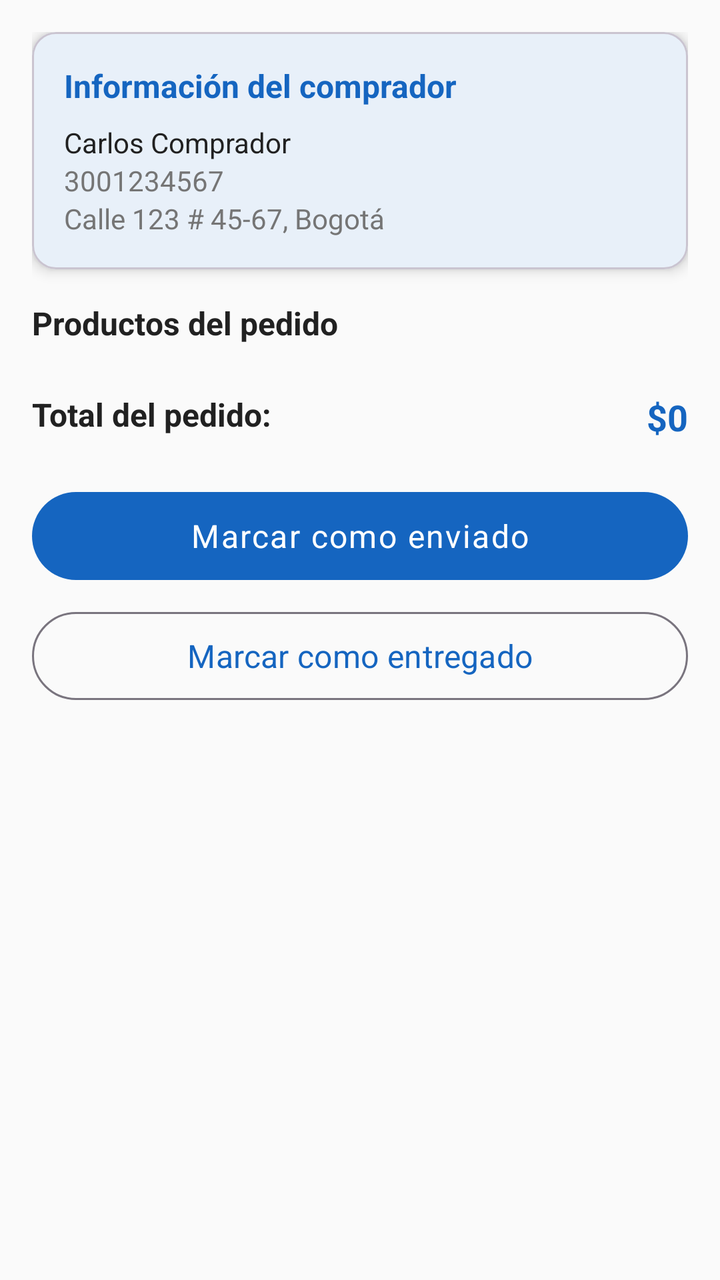
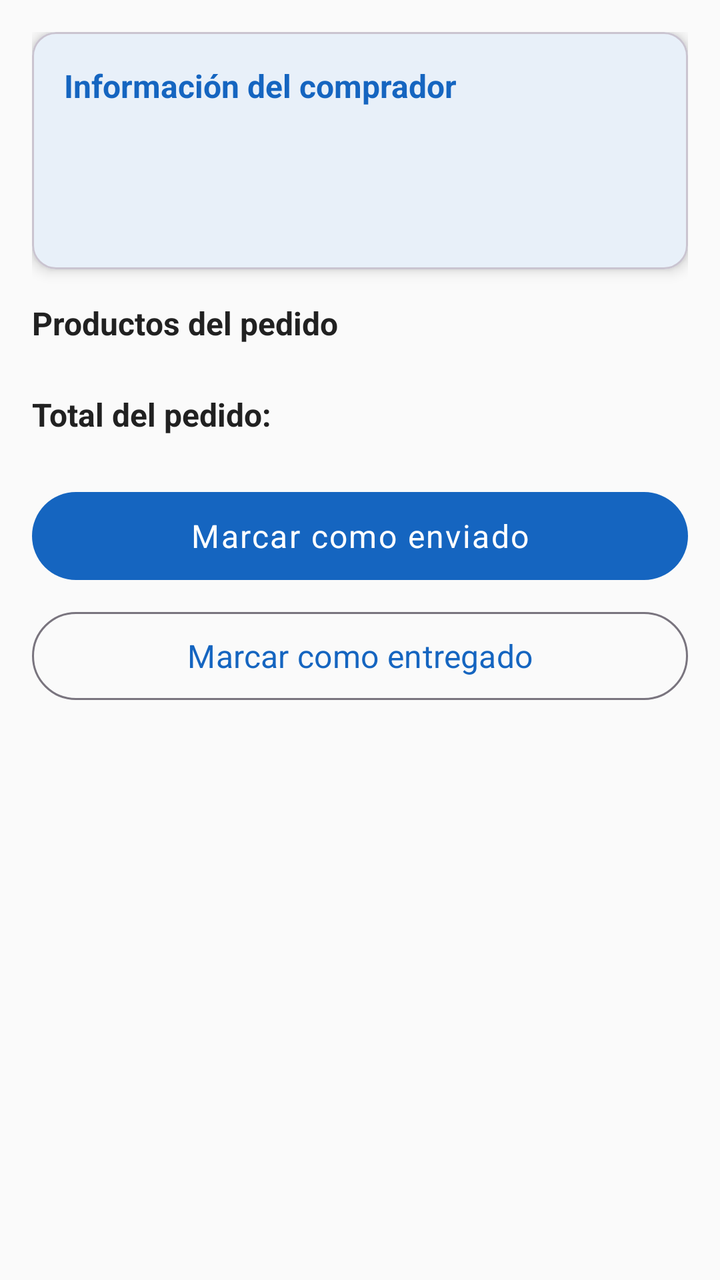

Screens rendered from an Android XML layout before and after an edit, with the pre-edit source and the edit as a unified diff.
<!-- AndroidManifest.xml: application theme Theme.TomenAguita -->
<!-- res/layout/fragment_detalle_pedido_vendedor.xml -->
<?xml version="1.0" encoding="utf-8"?>
<androidx.core.widget.NestedScrollView
    xmlns:android="http://schemas.android.com/apk/res/android"
    xmlns:app="http://schemas.android.com/apk/res-auto"
    android:layout_width="match_parent"
    android:layout_height="match_parent"
    android:background="@color/background">

    <androidx.constraintlayout.widget.ConstraintLayout
        android:layout_width="match_parent"
        android:layout_height="wrap_content"
        android:padding="@dimen/padding_medium">

        <com.google.android.material.card.MaterialCardView
            android:id="@+id/cardComprador"
            android:layout_width="0dp"
            android:layout_height="wrap_content"
            app:cardCornerRadius="@dimen/corner_radius_medium"
            app:cardElevation="@dimen/card_elevation"
            app:layout_constraintEnd_toEndOf="parent"
            app:layout_constraintStart_toStartOf="parent"
            app:layout_constraintTop_toTopOf="parent">

            <LinearLayout
                android:layout_width="match_parent"
                android:layout_height="wrap_content"
                android:orientation="vertical"
                android:padding="@dimen/padding_medium">

                <TextView android:layout_width="wrap_content" android:layout_height="wrap_content" android:text="@string/label_buyer_info" android:textColor="@color/primary" android:textStyle="bold" android:textSize="@dimen/text_medium" />
                <TextView android:id="@+id/tvNombreComprador" android:layout_width="wrap_content" android:layout_height="wrap_content" android:layout_marginTop="8dp" android:text="Carlos Comprador" android:textColor="@color/on_background" />
                <TextView android:id="@+id/tvTelefonoComprador" android:layout_width="wrap_content" android:layout_height="wrap_content" android:text="3001234567" android:textColor="@color/on_background_secondary" />
                <TextView android:id="@+id/tvDireccionComprador" android:layout_width="wrap_content" android:layout_height="wrap_content" android:text="Calle 123 # 45-67, Bogotá" android:textColor="@color/on_background_secondary" />
            </LinearLayout>
        </com.google.android.material.card.MaterialCardView>

        <TextView
            android:id="@+id/tvProductosLabel"
            android:layout_width="0dp"
            android:layout_height="wrap_content"
            android:layout_marginTop="@dimen/margin_medium"
            android:text="Productos del pedido"
            android:textColor="@color/on_background"
            android:textSize="@dimen/text_medium"
            android:textStyle="bold"
            app:layout_constraintEnd_toEndOf="parent"
            app:layout_constraintStart_toStartOf="parent"
            app:layout_constraintTop_toBottomOf="@id/cardComprador" />

        <androidx.recyclerview.widget.RecyclerView
            android:id="@+id/rvProductosPedido"
            android:layout_width="0dp"
            android:layout_height="wrap_content"
            android:layout_marginTop="@dimen/margin_small"
            android:nestedScrollingEnabled="false"
            app:layout_constraintEnd_toEndOf="parent"
            app:layout_constraintStart_toStartOf="parent"
            app:layout_constraintTop_toBottomOf="@id/tvProductosLabel" />

        <TextView
            android:id="@+id/tvTotalLabel"
            android:layout_width="wrap_content"
            android:layout_height="wrap_content"
            android:layout_marginTop="@dimen/margin_medium"
            android:text="Total del pedido:"
            android:textColor="@color/on_background"
            android:textSize="@dimen/text_medium"
            android:textStyle="bold"
            app:layout_constraintStart_toStartOf="parent"
            app:layout_constraintTop_toBottomOf="@id/rvProductosPedido" />

        <TextView
            android:id="@+id/tvTotal"
            android:layout_width="wrap_content"
            android:layout_height="wrap_content"
            android:layout_marginTop="@dimen/margin_medium"
            android:text="$0"
            android:textColor="@color/primary"
            android:textSize="@dimen/text_large"
            android:textStyle="bold"
            app:layout_constraintEnd_toEndOf="parent"
            app:layout_constraintTop_toBottomOf="@id/rvProductosPedido" />

        <com.google.android.material.button.MaterialButton
            android:id="@+id/btnMarcarEnviado"
            style="@style/Widget.TomenAguita.Button"
            android:layout_width="0dp"
            android:layout_height="@dimen/button_height"
            android:layout_marginTop="@dimen/margin_large"
            android:text="@string/btn_mark_shipped"
            app:layout_constraintEnd_toEndOf="parent"
            app:layout_constraintStart_toStartOf="parent"
            app:layout_constraintTop_toBottomOf="@id/tvTotalLabel" />

        <com.google.android.material.button.MaterialButton
            android:id="@+id/btnMarcarEntregado"
            style="@style/Widget.TomenAguita.Button.Outlined"
            android:layout_width="0dp"
            android:layout_height="@dimen/button_height"
            android:layout_marginTop="@dimen/margin_small"
            android:layout_marginBottom="@dimen/margin_large"
            android:text="@string/btn_mark_delivered"
            app:layout_constraintBottom_toBottomOf="parent"
            app:layout_constraintEnd_toEndOf="parent"
            app:layout_constraintStart_toStartOf="parent"
            app:layout_constraintTop_toBottomOf="@id/btnMarcarEnviado" />

    </androidx.constraintlayout.widget.ConstraintLayout>
</androidx.core.widget.NestedScrollView>
<!-- resources referenced by this layout -->
<resources>
  <color name="background">#FAFAFA</color>
  <color name="on_background">#212121</color>
  <color name="on_background_secondary">#757575</color>
  <color name="primary">#1565C0</color>
  <dimen name="button_height">52dp</dimen>
  <dimen name="card_elevation">4dp</dimen>
  <dimen name="corner_radius_medium">12dp</dimen>
  <dimen name="margin_large">24dp</dimen>
  <dimen name="margin_medium">16dp</dimen>
  <dimen name="margin_small">8dp</dimen>
  <dimen name="padding_medium">16dp</dimen>
  <dimen name="text_large">18sp</dimen>
  <dimen name="text_medium">16sp</dimen>
  <string name="btn_mark_delivered">Marcar como entregado</string>
  <string name="btn_mark_shipped">Marcar como enviado</string>
  <string name="label_buyer_info">Información del comprador</string>
  <style name="Widget.TomenAguita.Button" parent="Widget.Material3.Button">
          <item name="android:minHeight">@dimen/button_height</item>
          <item name="cornerRadius">@dimen/corner_radius_button</item>
          <item name="android:textSize">@dimen/text_medium</item>
          <item name="android:letterSpacing">0.05</item>
          <item name="android:textAllCaps">false</item>
      </style>
  <style name="Widget.TomenAguita.Button.Outlined" parent="Widget.Material3.Button.OutlinedButton">
          <item name="android:minHeight">@dimen/button_height</item>
          <item name="cornerRadius">@dimen/corner_radius_button</item>
          <item name="android:textSize">@dimen/text_medium</item>
          <item name="android:textAllCaps">false</item>
      </style>
  <style name="Theme.TomenAguita" parent="Theme.Material3.DayNight.NoActionBar">
          <item name="colorPrimary">@color/primary</item>
          <item name="colorPrimaryDark">@color/primary_dark</item>
          <item name="colorPrimaryVariant">@color/primary_dark</item>
          <item name="colorOnPrimary">@color/on_primary</item>
          <item name="colorSecondary">@color/secondary</item>
          <item name="colorOnSecondary">@color/on_primary</item>
          <item name="colorError">@color/error</item>
          <item name="android:colorBackground">@color/background</item>
          <item name="colorSurface">@color/surface</item>
          <item name="android:statusBarColor">@color/primary_dark</item>
          <item name="android:navigationBarColor">@color/surface</item>
          <item name="android:fontFamily">sans-serif</item>
      </style>
  <dimen name="corner_radius_button">24dp</dimen>
  <color name="primary_dark">#0D47A1</color>
  <color name="on_primary">#FFFFFF</color>
  <color name="secondary">#00BCD4</color>
  <color name="error">#B00020</color>
  <color name="surface">#FFFFFF</color>
</resources>

<!-- the commit's change to res/layout/fragment_detalle_pedido_vendedor.xml (unified diff, before → after) -->
@@ -28,9 +28,9 @@
                 android:padding="@dimen/padding_medium">
 
                 <TextView android:layout_width="wrap_content" android:layout_height="wrap_content" android:text="@string/label_buyer_info" android:textColor="@color/primary" android:textStyle="bold" android:textSize="@dimen/text_medium" />
-                <TextView android:id="@+id/tvNombreComprador" android:layout_width="wrap_content" android:layout_height="wrap_content" android:layout_marginTop="8dp" android:text="Carlos Comprador" android:textColor="@color/on_background" />
-                <TextView android:id="@+id/tvTelefonoComprador" android:layout_width="wrap_content" android:layout_height="wrap_content" android:text="3001234567" android:textColor="@color/on_background_secondary" />
-                <TextView android:id="@+id/tvDireccionComprador" android:layout_width="wrap_content" android:layout_height="wrap_content" android:text="Calle 123 # 45-67, Bogotá" android:textColor="@color/on_background_secondary" />
+                <TextView android:id="@+id/tvNombreComprador" android:layout_width="wrap_content" android:layout_height="wrap_content" android:layout_marginTop="8dp" android:text="" android:textColor="@color/on_background" />
+                <TextView android:id="@+id/tvTelefonoComprador" android:layout_width="wrap_content" android:layout_height="wrap_content" android:text="" android:textColor="@color/on_background_secondary" />
+                <TextView android:id="@+id/tvDireccionComprador" android:layout_width="wrap_content" android:layout_height="wrap_content" android:text="" android:textColor="@color/on_background_secondary" />
             </LinearLayout>
         </com.google.android.material.card.MaterialCardView>
 
@@ -39,7 +39,7 @@
             android:layout_width="0dp"
             android:layout_height="wrap_content"
             android:layout_marginTop="@dimen/margin_medium"
-            android:text="Productos del pedido"
+            android:text="@string/label_products_in_order"
             android:textColor="@color/on_background"
             android:textSize="@dimen/text_medium"
             android:textStyle="bold"
@@ -62,7 +62,7 @@
             android:layout_width="wrap_content"
             android:layout_height="wrap_content"
             android:layout_marginTop="@dimen/margin_medium"
-            android:text="Total del pedido:"
+            android:text="@string/label_order_total"
             android:textColor="@color/on_background"
             android:textSize="@dimen/text_medium"
             android:textStyle="bold"
@@ -74,7 +74,7 @@
             android:layout_width="wrap_content"
             android:layout_height="wrap_content"
             android:layout_marginTop="@dimen/margin_medium"
-            android:text="$0"
+            android:text=""
             android:textColor="@color/primary"
             android:textSize="@dimen/text_large"
             android:textStyle="bold"
<!-- resource entries referenced after the edit -->
@@ -16,6 +16,8 @@
   <string name="btn_mark_delivered">Marcar como entregado</string>
   <string name="btn_mark_shipped">Marcar como enviado</string>
   <string name="label_buyer_info">Información del comprador</string>
+  <string name="label_order_total">Total del pedido:</string>
+  <string name="label_products_in_order">Productos del pedido</string>
   <style name="Widget.TomenAguita.Button" parent="Widget.Material3.Button">
           <item name="android:minHeight">@dimen/button_height</item>
           <item name="cornerRadius">@dimen/corner_radius_button</item>
